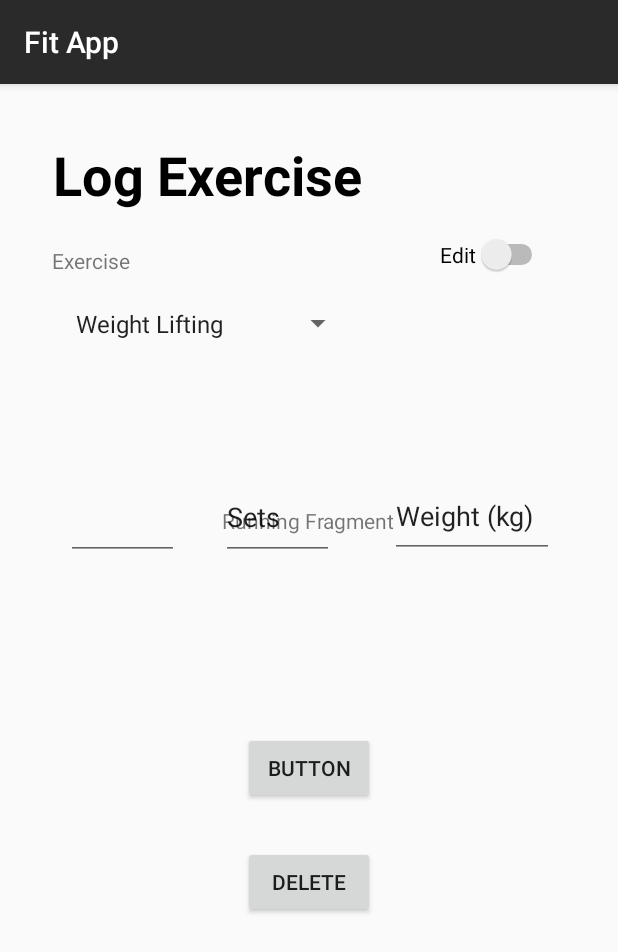
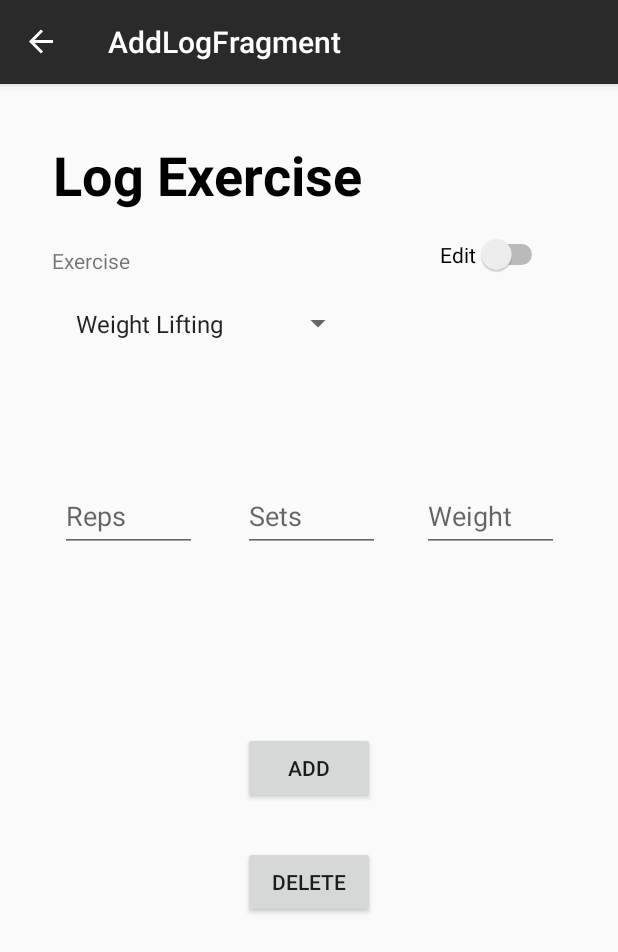
Before and after one commit to NishitAmin/Fit_App, an Android app: the AddLogFragment screen opened through its navigation route, on a phone screen of 412 x 824 dp. Shown: the top 952 px of the screen. Run offline under Robolectric (Android 15) with nearby library versions, the phone set to English and light mode, and no system bars; our stand-ins replace Room's generated code, data binding, navigation-ui.

Commit message:
Change 3

```diff
--- a/app/build.gradle
+++ b/app/build.gradle
@@ -8,7 +8,6 @@ android {
     dataBinding {
         enabled = true
     }
-
     compileSdkVersion 30
     buildToolsVersion "30.0.2"
 
--- /dev/null
+++ b/app/src/main/java/org/rohan/patel/finalprojectandroid/Dao/SwimmingDao.kt
@@ -0,0 +1,17 @@
+package org.rohan.patel.finalprojectandroid.Dao
+
+
+import androidx.room.*
+import org.rohan.patel.finalprojectandroid.Entity.SwimmingEntity
+import org.rohan.patel.finalprojectandroid.Entity.WeightLiftingEntity
+import java.util.*
+
+@Dao
+interface SwimmingDao{
+    @Query("SELECT * FROM weightlifting")
+    fun getAll() : List<SwimmingEntity>
+
+    @Insert(onConflict = OnConflictStrategy.REPLACE)
+    fun insert (exercise:SwimmingEntity)
+
+}
--- /dev/null
+++ b/app/src/main/java/org/rohan/patel/finalprojectandroid/Dao/WeightLiftingDao.kt
@@ -0,0 +1,16 @@
+package org.rohan.patel.finalprojectandroid.Dao
+
+
+import androidx.room.*
+import org.rohan.patel.finalprojectandroid.Entity.WeightLiftingEntity
+import java.util.*
+
+@Dao
+interface WeightLiftingDao{
+    @Query("SELECT * FROM weightlifting")
+    fun getAll() : List<WeightLiftingEntity>
+
+    @Insert(onConflict = OnConflictStrategy.REPLACE)
+    fun insert (exercise:WeightLiftingEntity)
+
+}
--- a/app/src/main/java/org/rohan/patel/finalprojectandroid/Database/FitDatabase.kt
+++ b/app/src/main/java/org/rohan/patel/finalprojectandroid/Database/FitDatabase.kt
@@ -5,22 +5,28 @@ import androidx.room.Database
 import androidx.room.Room
 import androidx.room.RoomDatabase
 import org.rohan.patel.finalprojectandroid.Dao.RunningDao
+import org.rohan.patel.finalprojectandroid.Dao.SwimmingDao
+import org.rohan.patel.finalprojectandroid.Dao.WeightLiftingDao
 import org.rohan.patel.finalprojectandroid.Entity.RunningEntity
+import org.rohan.patel.finalprojectandroid.Entity.SwimmingEntity
+import org.rohan.patel.finalprojectandroid.Entity.WeightLiftingEntity
 
-@Database(entities = [RunningEntity::class],version = 1)
+@Database(entities = [RunningEntity::class,WeightLiftingEntity::class,SwimmingEntity::class],version = 1)
 abstract class FitDatabase : RoomDatabase(){
     abstract fun runningDao():RunningDao
+    abstract fun weightLiftingDao():WeightLiftingDao
+    abstract fun swimmingDao():SwimmingDao
 
     companion object{
         @Volatile
-        private var INSTANCE : org.rohan.patel.roomdatabasesample.FitDatabase? = null
+        private var INSTANCE : FitDatabase? = null
 
         fun getInstance(context: Context) : FitDatabase{
             if(INSTANCE == null){
                 INSTANCE = Room.databaseBuilder(
                     context,
                     FitDatabase::class.java,
-                    "students.db"
+                    "fitapp"
                 ).build()
             }
             return INSTANCE as FitDatabase
--- a/app/src/main/java/org/rohan/patel/finalprojectandroid/Fragments/AddLogFragment.kt
+++ b/app/src/main/java/org/rohan/patel/finalprojectandroid/Fragments/AddLogFragment.kt
@@ -1,32 +1,41 @@
 package org.rohan.patel.finalprojectandroid.Fragments
 
+import android.opengl.Visibility
 import android.os.Bundle
+import android.util.Log
 import android.view.LayoutInflater
 import android.view.View
 import android.view.ViewGroup
 import android.widget.AdapterView
 import android.widget.ArrayAdapter
-import androidx.appcompat.app.AppCompatActivity
+import androidx.databinding.DataBindingUtil
 import androidx.fragment.app.Fragment
 import androidx.lifecycle.ViewModelProvider
-import kotlinx.android.synthetic.main.log_exercise.*
-import kotlinx.android.synthetic.main.log_exercise.view.*
+import androidx.lifecycle.ViewModelProviders
+import kotlinx.android.synthetic.main.fragment_log_exercise.*
 import org.rohan.patel.finalprojectandroid.R
-import org.rohan.patel.finalprojectandroid.ViewModels.WeightLiftingViewModel
+import org.rohan.patel.finalprojectandroid.databinding.FragmentLogExerciseBinding
+import org.rohan.patel.finalprojectandroid.viewModels.AddLogViewModel
+import org.rohan.patel.finalprojectandroid.viewModelsFactory.AddLogViewModelFactory
+import org.rohan.patel.roomdatabasesample.FitDatabase
 
 class AddLogFragment : Fragment() {
-    var sval : String = ""
-    private val weightLiftingViewModel by lazy {
-        ViewModelProvider(this).get(WeightLiftingViewModel::class.java)
-    }
+
     override fun onCreateView(inflater: LayoutInflater, container: ViewGroup?,
                               savedInstanceState: Bundle?): View? {
         // Inflate the layout for this fragment
-        val mainView = inflater.inflate(R.layout.log_exercise, container, false)
-        mainView.button2.setOnClickListener {
-            view->
-            mainView.textView3.text = weightLiftingViewModel.reps.toString()
-        }
+        val mainView : FragmentLogExerciseBinding = DataBindingUtil.inflate(inflater,R.layout.fragment_log_exercise, container, false)
+
+        // Adding View Model
+        val application = requireNotNull(this.activity).application
+        val weightLiftingDao = FitDatabase.getInstance(application).weightLiftingDao()
+        val runningDao = FitDatabase.getInstance(application).runningDao()
+        val swimmingDao = FitDatabase.getInstance(application).swimmingDao()
+        val viewModelFactory = AddLogViewModelFactory(weightLiftingDao,runningDao,swimmingDao,application)
+        val addLogViewModel = ViewModelProviders.of(this,viewModelFactory).get(AddLogViewModel::class.java)
+        mainView.logViewModel = addLogViewModel
+
+        // Spinner
         val exerciseList = resources.getStringArray(R.array.exercisesList)
         val adapter = ArrayAdapter(container!!.context,android.R.layout.simple_list_item_1,exerciseList)
         mainView.spinner.adapter = adapter
@@ -37,20 +46,48 @@ class AddLogFragment : Fragment() {
             }
 
             override fun onItemSelected(parent: AdapterView<*>?, view: View?, position: Int, id: Long) {
-                val trans = fragmentManager!!.beginTransaction()
-                trans.replace(R.id.fragmentExercises,RunningFragment())
-               // trans.addToBackStack(null)
-                trans.commit()
-
+                Log.d("POSITION", ""+position)
+                if(position == 0){
+                    weightLiftingIsSelected()
+                }
+                if(position==1){
+                    runningIsSelected()
+                }
+                if(position==2){
+                    swimmingIsSelected()
+                }
             }
 
         }
 
-        return mainView
+        return mainView.root
     }
 
-    fun changeView(s:String){
-        sval = s
+
+
+   fun weightLiftingIsSelected(){
+       makeAllVisible()
+       input1.setHint("Reps")
+       input2.setHint("Sets")
+       input3.setHint("Weight")
+
+   }
+    fun runningIsSelected(){
+        makeAllVisible()
+        input1.setHint("Distance")
+        input2.setHint("Speed")
+        input3.visibility = View.GONE
+    }
+    fun swimmingIsSelected(){
+        makeAllVisible()
+        input1.setHint("Speed")
+        input2.setHint("Kicks")
+        input3.setHint("Time")
+    }
+    fun makeAllVisible(){
+        input1.visibility = View.VISIBLE
+        input2.visibility = View.VISIBLE
+        input3.visibility = View.VISIBLE
     }
 
 }
--- a/app/src/main/java/org/rohan/patel/finalprojectandroid/Fragments/RunningFragment.kt
+++ /dev/null
@@ -1,17 +0,0 @@
-package org.rohan.patel.finalprojectandroid.Fragments
-
-import android.os.Bundle
-import android.view.LayoutInflater
-import android.view.View
-import android.view.ViewGroup
-import androidx.fragment.app.Fragment
-import org.rohan.patel.finalprojectandroid.R
-
-class RunningFragment : Fragment() {
-    override fun onCreateView(inflater: LayoutInflater, container: ViewGroup?,
-                              savedInstanceState: Bundle?): View? {
-        // Inflate the layout for this fragment
-        val mainView = inflater.inflate(R.layout.fragment_running, container, false)
-        return mainView
-    }
-}
--- a/app/src/main/java/org/rohan/patel/finalprojectandroid/Fragments/WeightLiftingFragment.kt
+++ /dev/null
@@ -1,35 +0,0 @@
-package org.rohan.patel.finalprojectandroid.Fragments
-
-import android.app.Activity
-import android.os.Bundle
-import android.text.Editable
-import android.text.TextWatcher
-import android.view.LayoutInflater
-import android.view.View
-import android.view.ViewGroup
-import androidx.databinding.DataBindingUtil
-import androidx.fragment.app.Fragment
-import androidx.lifecycle.ViewModelProvider
-import androidx.lifecycle.ViewModelProviders
-import kotlinx.android.synthetic.main.fragment_weightlifting.view.*
-import org.rohan.patel.finalprojectandroid.R
-import org.rohan.patel.finalprojectandroid.ViewModels.WeightLiftingViewModel
-import org.rohan.patel.finalprojectandroid.databinding.FragmentWeightliftingBinding
-
-
-class WeightLiftingFragment : Fragment() {
-    private val weightLiftingViewModel by lazy {
-        ViewModelProvider(this).get(WeightLiftingViewModel::class.java)
-    }
-    override fun onCreateView(
-        inflater: LayoutInflater, container: ViewGroup?,
-        savedInstanceState: Bundle?
-    ): View? {
-        // Inflate the layout for this fragment
-        var mainView : FragmentWeightliftingBinding = DataBindingUtil.inflate(inflater,R.layout.fragment_weightlifting, container, false)
-        mainView.weightLiftingViewModel = weightLiftingViewModel
-
-        return mainView.root
-    }
-
-}
--- a/app/src/main/java/org/rohan/patel/finalprojectandroid/MainActivity.kt
+++ b/app/src/main/java/org/rohan/patel/finalprojectandroid/MainActivity.kt
@@ -3,13 +3,10 @@ package org.rohan.patel.finalprojectandroid
 import androidx.appcompat.app.AppCompatActivity
 import android.os.Bundle
 import androidx.databinding.DataBindingUtil
-<<<<<<< HEAD
 import androidx.fragment.app.Fragment
-=======
 import androidx.drawerlayout.widget.DrawerLayout
 import androidx.navigation.findNavController
 import androidx.navigation.ui.NavigationUI
->>>>>>> 3b6b337562e563181bb6aed817a1ea2bef8eb2c8
 import org.rohan.patel.finalprojectandroid.databinding.ActivityMainBinding
 
 class MainActivity : AppCompatActivity() {
@@ -30,12 +27,5 @@ class MainActivity : AppCompatActivity() {
         val navController = this.findNavController(R.id.NavHostFragment)
         return NavigationUI.navigateUp(navController, drawerLayout)
     }
-    fun AppCompatActivity.replaceFragment(fragment: Fragment){
-        val fragmentManager = supportFragmentManager
-        val transaction = fragmentManager.beginTransaction()
-        transaction.replace(R.id.fragmentExercises,fragment)
-        transaction.addToBackStack(null)
-        transaction.commit()
-    }
 
 }
--- /dev/null
+++ b/app/src/main/java/org/rohan/patel/finalprojectandroid/viewModels/AddLogViewModel.kt
@@ -0,0 +1,22 @@
+package org.rohan.patel.finalprojectandroid.viewModels
+
+import android.app.Application
+import android.content.Context
+import androidx.lifecycle.ViewModel
+import org.rohan.patel.finalprojectandroid.Dao.RunningDao
+import org.rohan.patel.finalprojectandroid.Dao.SwimmingDao
+import org.rohan.patel.finalprojectandroid.Dao.WeightLiftingDao
+import org.rohan.patel.roomdatabasesample.FitDatabase
+
+class AddLogViewModel(val weightLiftingDao: WeightLiftingDao,val runningDao: RunningDao, val swimmingDao: SwimmingDao,application: Application) : ViewModel() {
+    var weightLiftingViewModel = WeightLiftingViewModel()
+    var runningViewModel = RunningViewModel()
+    var swimmingViewModel = SwimmingViewModel()
+    fun onAddButtonClick(){
+        print("Add Button Clicked")
+    }
+
+    fun onDeleteButtonClick(){
+        print("Delete button clicked")
+    }
+}
--- /dev/null
+++ b/app/src/main/java/org/rohan/patel/finalprojectandroid/viewModels/RunningViewModel.kt
@@ -0,0 +1,6 @@
+package org.rohan.patel.finalprojectandroid.viewModels
+
+import androidx.lifecycle.ViewModel
+
+class RunningViewModel : ViewModel() {
+}
--- /dev/null
+++ b/app/src/main/java/org/rohan/patel/finalprojectandroid/viewModels/SwimmingViewModel.kt
@@ -0,0 +1,6 @@
+package org.rohan.patel.finalprojectandroid.viewModels
+
+import androidx.lifecycle.ViewModel
+
+class SwimmingViewModel : ViewModel() {
+}
--- a/app/src/main/java/org/rohan/patel/finalprojectandroid/ViewModels/WeightLiftingViewModel.kt
+++ b/app/src/main/java/org/rohan/patel/finalprojectandroid/viewModels/WeightLiftingViewModel.kt
@@ -1,4 +1,4 @@
-package org.rohan.patel.finalprojectandroid.ViewModels
+package org.rohan.patel.finalprojectandroid.viewModels
 
 import androidx.databinding.ObservableInt
 import androidx.lifecycle.ViewModel
--- /dev/null
+++ b/app/src/main/java/org/rohan/patel/finalprojectandroid/viewModelsFactory/AddLogViewModelFactory.kt
@@ -0,0 +1,29 @@
+package org.rohan.patel.finalprojectandroid.viewModelsFactory
+
+
+import android.app.Application
+import androidx.lifecycle.ViewModel
+import androidx.lifecycle.ViewModelProvider
+import org.rohan.patel.finalprojectandroid.Dao.RunningDao
+import org.rohan.patel.finalprojectandroid.Dao.SwimmingDao
+import org.rohan.patel.finalprojectandroid.Dao.WeightLiftingDao
+import org.rohan.patel.finalprojectandroid.viewModels.AddLogViewModel
+
+/**
+ * This is pretty much boiler plate code for a ViewModel Factory.
+ *
+ * Provides the SleepDatabaseDao and context to the ViewModel.
+ */
+class AddLogViewModelFactory(
+    private val weightLiftingDao: WeightLiftingDao,
+    private val runningDao : RunningDao,
+    private val swimmingDao : SwimmingDao,
+    private val application: Application) : ViewModelProvider.Factory {
+    @Suppress("unchecked_cast")
+    override fun <T : ViewModel?> create(modelClass: Class<T>): T {
+        if (modelClass.isAssignableFrom(AddLogViewModel::class.java)) {
+            return AddLogViewModel(weightLiftingDao,runningDao,swimmingDao, application) as T
+        }
+        throw IllegalArgumentException("Unknown ViewModel class")
+    }
+}
--- a/app/src/main/res/layout/log_exercise.xml
+++ b/app/src/main/res/layout/fragment_log_exercise.xml
@@ -1,7 +1,14 @@
 <?xml version="1.0" encoding="utf-8"?>
-<androidx.constraintlayout.widget.ConstraintLayout xmlns:android="http://schemas.android.com/apk/res/android"
+<layout xmlns:android="http://schemas.android.com/apk/res/android"
     xmlns:app="http://schemas.android.com/apk/res-auto"
-    xmlns:tools="http://schemas.android.com/tools"
+    xmlns:tools="http://schemas.android.com/tools">
+
+    <data>
+        <variable
+            name="logViewModel"
+            type="org.rohan.patel.finalprojectandroid.viewModels.AddLogViewModel" />
+    </data>
+<androidx.constraintlayout.widget.ConstraintLayout
     android:layout_width="match_parent"
     android:layout_height="match_parent">
 
@@ -41,29 +48,20 @@
         app:layout_constraintTop_toTopOf="parent"
         tools:text="Exercise" />
 
-    <fragment
-        android:id="@+id/fragmentExercises"
-        android:name="org.rohan.patel.finalprojectandroid.Fragments.WeightLiftingFragment"
-        android:layout_width="377dp"
-        android:layout_height="158dp"
-        android:layout_marginStart="20dp"
-        android:layout_marginTop="228dp"
-        app:layout_constraintStart_toStartOf="parent"
-        app:layout_constraintTop_toTopOf="parent" />
-
     <Button
-        android:id="@+id/button2"
+        android:id="@+id/btnAdd"
         android:layout_width="wrap_content"
         android:layout_height="wrap_content"
         android:layout_marginTop="432dp"
-        android:text="Button"
+        android:text="Add"
         app:layout_constraintEnd_toEndOf="parent"
         app:layout_constraintHorizontal_bias="0.501"
         app:layout_constraintStart_toStartOf="parent"
-        app:layout_constraintTop_toTopOf="parent" />
+        app:layout_constraintTop_toTopOf="parent"
+        android:onClick="@{()->logViewModel.onAddButtonClick()}"/>
 
     <Button
-        android:id="@+id/button3"
+        android:id="@+id/btnDelete"
         android:layout_width="wrap_content"
         android:layout_height="wrap_content"
         android:layout_marginTop="508dp"
@@ -71,7 +69,8 @@
         app:layout_constraintEnd_toEndOf="parent"
         app:layout_constraintHorizontal_bias="0.501"
         app:layout_constraintStart_toStartOf="parent"
-        app:layout_constraintTop_toTopOf="parent" />
+        app:layout_constraintTop_toTopOf="parent"
+        android:onClick="@{()->logViewModel.onDeleteButtonClick()}"/>
 
     <Switch
         android:id="@+id/switch1"
@@ -83,4 +82,41 @@
         app:layout_constraintHorizontal_bias="0.862"
         app:layout_constraintStart_toStartOf="parent"
         app:layout_constraintTop_toTopOf="parent" />
+
+    <EditText
+        android:id="@+id/input1"
+        android:layout_width="91dp"
+        android:layout_height="48dp"
+        android:layout_marginStart="40dp"
+        android:layout_marginTop="264dp"
+        android:ems="10"
+        android:inputType="numberDecimal"
+        app:layout_constraintStart_toStartOf="parent"
+        app:layout_constraintTop_toTopOf="parent" />
+
+    <EditText
+        android:id="@+id/input2"
+        android:layout_width="91dp"
+        android:layout_height="48dp"
+        android:layout_marginTop="264dp"
+        android:ems="10"
+        android:inputType="numberDecimal"
+        app:layout_constraintEnd_toEndOf="parent"
+        app:layout_constraintHorizontal_bias="0.506"
+        app:layout_constraintStart_toStartOf="parent"
+        app:layout_constraintTop_toTopOf="parent" />
+
+    <EditText
+        android:id="@+id/input3"
+        android:layout_width="91dp"
+        android:layout_height="48dp"
+        android:layout_marginTop="264dp"
+        android:ems="10"
+        android:inputType="numberDecimal"
+        app:layout_constraintEnd_toEndOf="parent"
+        app:layout_constraintHorizontal_bias="0.878"
+        app:layout_constraintStart_toStartOf="parent"
+        app:layout_constraintTop_toTopOf="parent" />
+
 </androidx.constraintlayout.widget.ConstraintLayout>
+</layout>
--- a/app/src/main/res/layout/fragment_running.xml
+++ /dev/null
@@ -1,17 +0,0 @@
-<?xml version="1.0" encoding="utf-8"?>
-<androidx.constraintlayout.widget.ConstraintLayout xmlns:android="http://schemas.android.com/apk/res/android"
-    xmlns:app="http://schemas.android.com/apk/res-auto"
-    xmlns:tools="http://schemas.android.com/tools"
-    android:layout_width="match_parent"
-    android:layout_height="wrap_content">
-
-    <TextView
-        android:id="@+id/textView8"
-        android:layout_width="wrap_content"
-        android:layout_height="wrap_content"
-        android:layout_marginTop="53dp"
-        android:layout_marginEnd="134dp"
-        android:text="Running Fragment"
-        app:layout_constraintEnd_toEndOf="parent"
-        app:layout_constraintTop_toTopOf="parent" />
-</androidx.constraintlayout.widget.ConstraintLayout>
--- a/app/src/main/res/layout/fragment_weightlifting.xml
+++ /dev/null
@@ -1,53 +0,0 @@
-<?xml version="1.0" encoding="utf-8"?>
-<layout xmlns:android="http://schemas.android.com/apk/res/android"
-    xmlns:app="http://schemas.android.com/apk/res-auto"
-    xmlns:tools="http://schemas.android.com/tools">
-    <data>
-        <variable
-            name="weightLiftingViewModel"
-            type="org.rohan.patel.finalprojectandroid.ViewModels.WeightLiftingViewModel" />
-    </data>
-<androidx.constraintlayout.widget.ConstraintLayout xmlns:android="http://schemas.android.com/apk/res/android"
-    xmlns:app="http://schemas.android.com/apk/res-auto"
-    xmlns:tools="http://schemas.android.com/tools"
-    android:layout_width="match_parent"
-    android:layout_height="wrap_content">
-
-    <EditText
-        android:id="@+id/editTextNumber"
-        android:layout_width="75dp"
-        android:layout_height="57dp"
-        android:layout_marginStart="24dp"
-        android:layout_marginTop="32dp"
-        android:ems="10"
-        android:inputType="number"
-        android:text="@={weightLiftingViewModel.reps}"
-        app:layout_constraintStart_toStartOf="parent"
-        app:layout_constraintTop_toTopOf="parent" />
-
-    <EditText
-        android:id="@+id/editTextNumber2"
-        android:layout_width="75dp"
-        android:layout_height="57dp"
-        android:layout_marginTop="32dp"
-        android:ems="10"
-        android:inputType="number"
-        android:text="Sets"
-        app:layout_constraintEnd_toStartOf="@+id/editTextNumber3"
-        app:layout_constraintHorizontal_bias="0.425"
-        app:layout_constraintStart_toEndOf="@+id/editTextNumber"
-        app:layout_constraintTop_toTopOf="parent" />
-
-    <EditText
-        android:id="@+id/editTextNumber3"
-        android:layout_width="109dp"
-        android:layout_height="56dp"
-        android:layout_marginTop="32dp"
-        android:layout_marginEnd="28dp"
-        android:ems="10"
-        android:inputType="number"
-        android:text="Weight (kg)"
-        app:layout_constraintEnd_toEndOf="parent"
-        app:layout_constraintTop_toTopOf="parent" />
-</androidx.constraintlayout.widget.ConstraintLayout>
-</layout>
```
